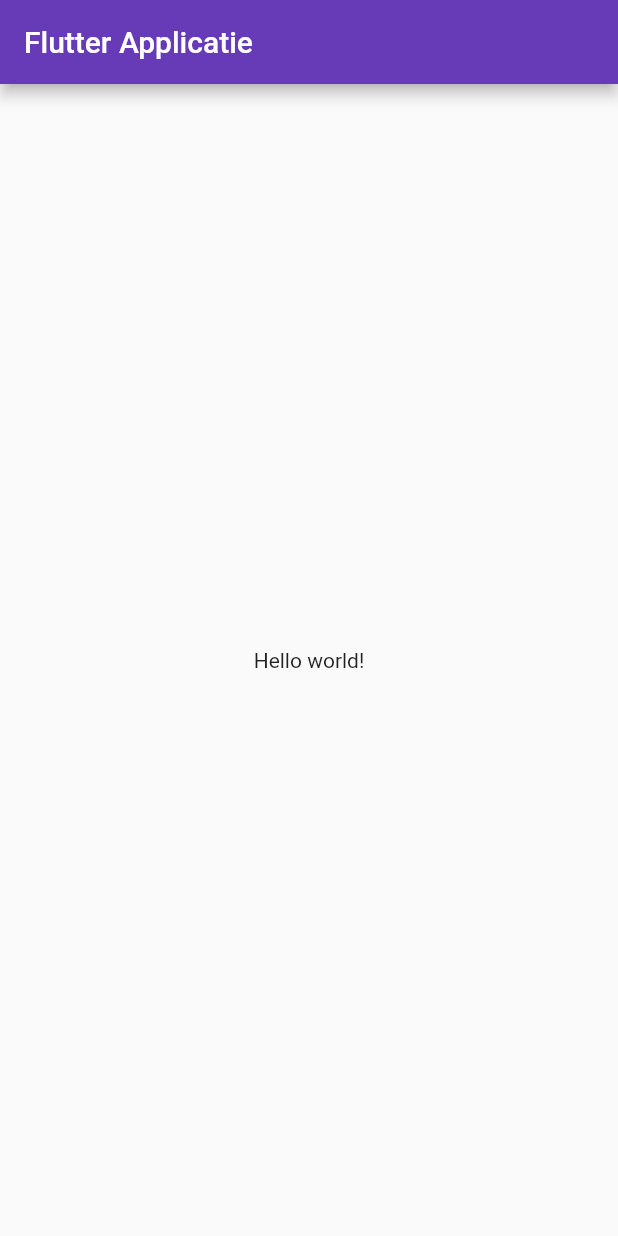
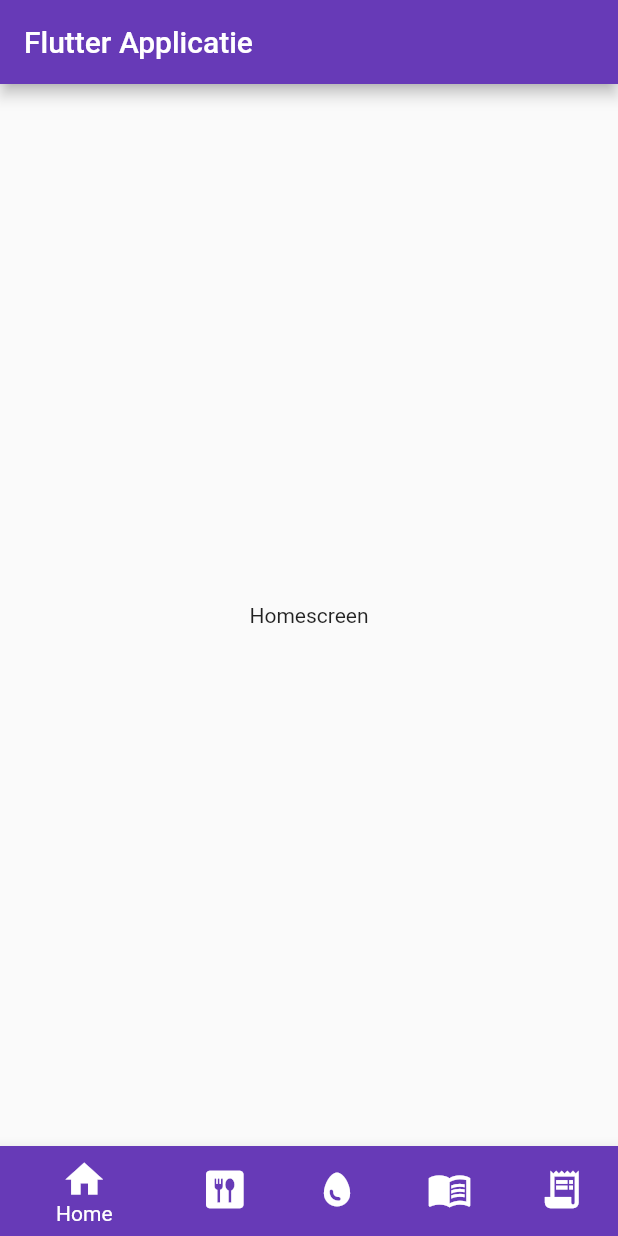
Before and after one commit to remcodesmedt/BP-Flutter-App, a Flutter app: the screen it shows after launch, on a phone screen of 412 x 824 dp. Run offline on Flutter 3.47's test engine with Material 2 defaults, Android fonts, the phone set to English and light mode, and no system bars.

Commit message:
added navbar and screens

```diff
--- a/lib/main.dart
+++ b/lib/main.dart
@@ -1,4 +1,9 @@
 import 'package:flutter/material.dart';
+import 'package:project_flutter/presentation/screens/Gerechten.dart';
+import 'package:project_flutter/presentation/screens/Home.dart';
+import 'package:project_flutter/presentation/screens/Ingredienten.dart';
+import 'package:project_flutter/presentation/screens/Planning.dart';
+import 'package:project_flutter/presentation/screens/ShoppingList.dart';
 
 void main() {
   runApp(const MyApp());
@@ -35,13 +40,44 @@ class MyHomePage extends StatefulWidget {
 //soortvan component die properties heeft en telkens die state wijzigen gaat de
 //component rerenderen (die build method dus)
 class _MyHomePageState extends State<MyHomePage> {
-  int _counter = 0;
+  int _currentIndex = 0;
 
-  void _incrementCounter() {
+  void onNavigate(int index) {
     setState(() {
-      _counter++;
+      _currentIndex = index;
     });
   }
+
+  List<BottomNavigationBarItem> navigationItems = [
+    const BottomNavigationBarItem(
+        icon: Icon(Icons.home),
+        label: "Home",
+        backgroundColor: Colors.deepPurple),
+    const BottomNavigationBarItem(
+        icon: Icon(Icons.dining),
+        label: "Gerechten",
+        backgroundColor: Colors.deepPurpleAccent),
+    const BottomNavigationBarItem(
+        icon: Icon(Icons.egg),
+        label: "Ingrediënten",
+        backgroundColor: Colors.purple),
+    const BottomNavigationBarItem(
+        icon: Icon(Icons.menu_book),
+        label: "Planning",
+        backgroundColor: Colors.purpleAccent),
+    const BottomNavigationBarItem(
+        icon: Icon(Icons.receipt_long),
+        label: "Shopping list",
+        backgroundColor: Color(0xFF4A148C))
+  ];
+
+  final List<Widget> tabs = [
+    const Home(),
+    const Gerechten(),
+    const Ingredienten(),
+    const Planning(),
+    const ShoppingList(),
+  ];
 
   @override
   Widget build(BuildContext context) {
@@ -50,21 +86,12 @@ class _MyHomePageState extends State<MyHomePage> {
         // widget is hier zo de MyHomePage
         title: Text(widget.title),
       ),
-      body: Center(
-        child: Column(
-          mainAxisAlignment: MainAxisAlignment.center,
-          children: const <Widget>[
-            Text(
-              'Hello world!',
-            ),
-          ],
-        ),
-      ),
-      // floatingActionButton: FloatingActionButton(
-      //   onPressed: _incrementCounter,
-      //   tooltip: 'Increment',
-      //   child: const Icon(Icons.add),
-      // ),
+      body: tabs[_currentIndex],
+      bottomNavigationBar: BottomNavigationBar(
+          items: navigationItems,
+          currentIndex: _currentIndex,
+          onTap: onNavigate,
+          iconSize: 30),
     );
   }
 }
--- /dev/null
+++ b/lib/presentation/screens/Home.dart
@@ -0,0 +1,12 @@
+import 'package:flutter/material.dart';
+
+class Home extends StatelessWidget {
+  const Home({Key? key}) : super(key: key);
+
+  @override
+  Widget build(BuildContext context) {
+    return const Center(
+      child: Text("Homescreen"),
+    );
+  }
+}
```
Also changed, not shown: lib/presentation/screens/Gerechten.dart (added, +11 -0 lines), lib/presentation/screens/Ingredienten.dart (added, +12 -0 lines), lib/presentation/screens/Planning.dart (added, +12 -0 lines), lib/presentation/screens/ShoppingList.dart (added, +12 -0 lines).
